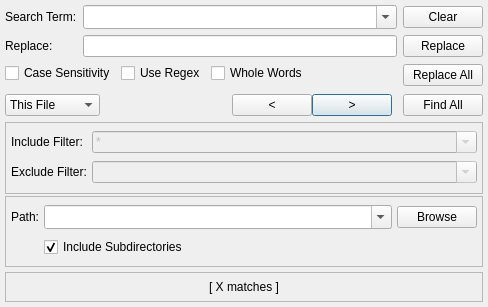
Before: the Qt Designer form src/search/searchdialog.ui in GAMS-dev/studio, drawn with Qt 5.
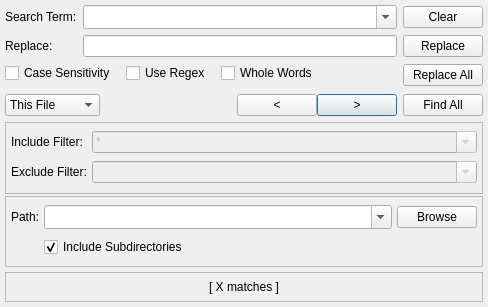
After: the same form once the commit is applied.

Commit message: layout adjustments: minimum width for Find Next/Prev, more spacing for options

What changed in the file:
```diff
--- a/src/search/searchdialog.ui
+++ b/src/search/searchdialog.ui
@@ -217,7 +217,7 @@
        <item row="2" column="0" colspan="2">
         <layout class="QHBoxLayout" name="hLayout_SearchOptions" stretch="0,0,0,0">
          <property name="spacing">
-          <number>5</number>
+          <number>10</number>
          </property>
          <property name="sizeConstraint">
           <enum>QLayout::SetMaximumSize</enum>
@@ -421,6 +421,12 @@
              <verstretch>0</verstretch>
             </sizepolicy>
            </property>
+           <property name="minimumSize">
+            <size>
+             <width>80</width>
+             <height>0</height>
+            </size>
+           </property>
            <property name="toolTip">
             <string>&lt;html&gt;&lt;head/&gt;&lt;body&gt;&lt;p&gt;Search backward&lt;/p&gt;&lt;p&gt;Shortcut: &lt;span style=&quot; font-weight:600;&quot;&gt;Shift + F3&lt;/span&gt;&lt;/p&gt;&lt;/body&gt;&lt;/html&gt;</string>
            </property>
@@ -440,6 +446,12 @@
              <verstretch>0</verstretch>
             </sizepolicy>
            </property>
+           <property name="minimumSize">
+            <size>
+             <width>80</width>
+             <height>0</height>
+            </size>
+           </property>
            <property name="toolTip">
             <string>&lt;html&gt;&lt;head/&gt;&lt;body&gt;&lt;p&gt;Search forward&lt;/p&gt;&lt;p&gt;Shortcut: &lt;span style=&quot; font-weight:600;&quot;&gt;F3&lt;/span&gt;&lt;/p&gt;&lt;/body&gt;&lt;/html&gt;</string>
            </property>
@@ -454,22 +466,6 @@
            </property>
           </widget>
          </item>
-         <item>
-          <spacer name="horizontalSpacer_9">
-           <property name="orientation">
-            <enum>Qt::Horizontal</enum>
-           </property>
-           <property name="sizeType">
-            <enum>QSizePolicy::Fixed</enum>
-           </property>
-           <property name="sizeHint" stdset="0">
-            <size>
-             <width>5</width>
-             <height>1</height>
-            </size>
-           </property>
-          </spacer>
-         </item>
         </layout>
        </item>
       </layout>
```
Left out of the diff: 8 changed lines with no effect on the pictures.
